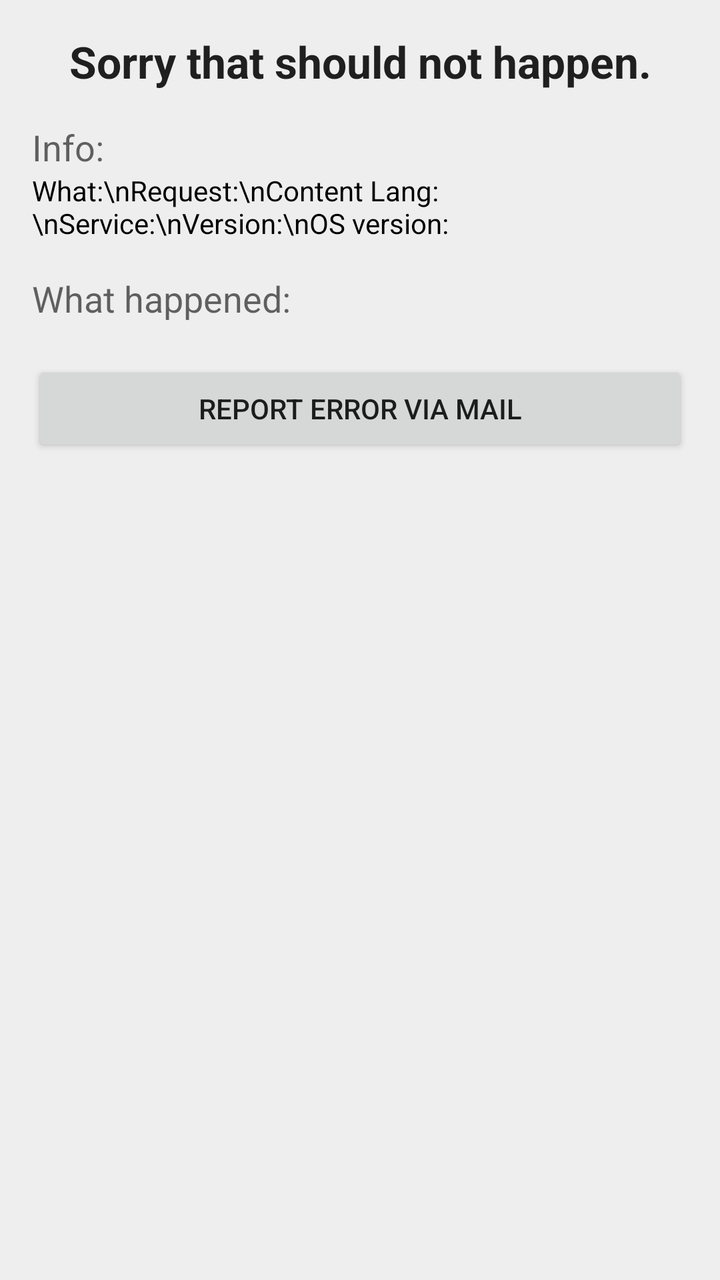
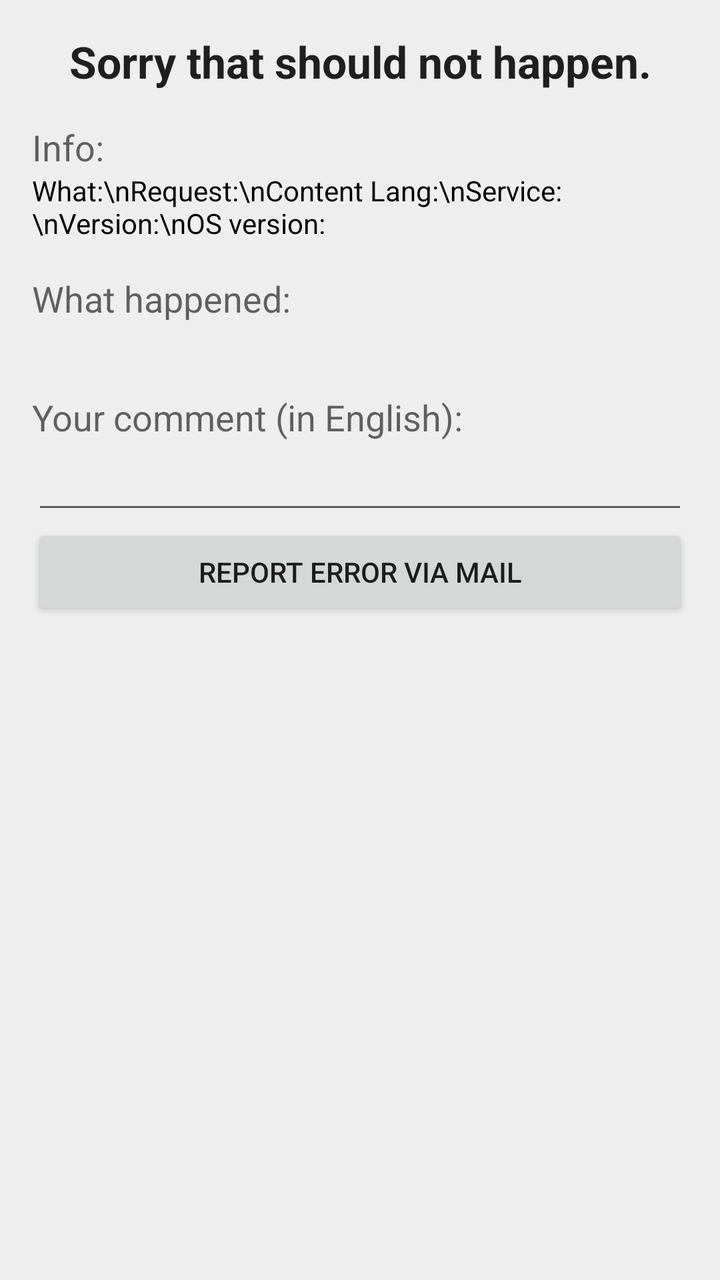

Screens rendered from an Android XML layout before and after an edit, with the pre-edit source and the edit as a unified diff.
<!-- AndroidManifest.xml: application theme AppTheme -->
<!-- res/layout/activity_error.xml -->
<?xml version="1.0" encoding="utf-8"?>
<FrameLayout xmlns:android="http://schemas.android.com/apk/res/android"
    xmlns:tools="http://schemas.android.com/tools"
    android:layout_width="match_parent"
    android:layout_height="match_parent"
    tools:context=".ErrorActivity">

    <ScrollView
        android:id="@+id/scrollView"
        android:layout_width="match_parent"
        android:layout_height="match_parent">

        <LinearLayout
            android:layout_width="match_parent"
            android:layout_height="wrap_content"
            android:orientation="vertical"
            android:paddingBottom="@dimen/activity_vertical_margin"
            android:paddingLeft="@dimen/activity_horizontal_margin"
            android:paddingRight="@dimen/activity_horizontal_margin"
            android:paddingTop="@dimen/activity_vertical_margin"
            android:focusable="true"
            android:focusableInTouchMode="true">

            <TextView
                android:id="@+id/errorSorryView"
                android:layout_width="match_parent"
                android:layout_height="wrap_content"
                android:textAppearance="?android:attr/textAppearanceLarge"
                android:gravity="center"
                android:text="@string/sorry_string"
                android:textStyle="bold" />

            <TextView
                android:id="@+id/errorDeviceHeadlineView"
                android:paddingTop="@dimen/activity_vertical_margin"
                android:layout_width="wrap_content"
                android:layout_height="wrap_content"
                android:textAppearance="?android:attr/textAppearanceMedium"
                android:text="@string/what_device_headline"/>
            
            <LinearLayout
                android:id="@+id/errorInfoLayout"
                android:layout_width="match_parent"
                android:layout_height="wrap_content"
                android:orientation="horizontal">
                
                <TextView
                    android:id="@+id/errorInfoLabelsView"
                    android:layout_weight="1"
                    android:layout_width="200dp"
                    android:layout_height="wrap_content"
                    android:textColor="@android:color/black"
                    android:text="@string/info_labels"/>

                <HorizontalScrollView
                    android:layout_weight="1"
                    android:layout_width="wrap_content"
                    android:layout_height="wrap_content">

                    <TextView
                        android:id="@+id/errorInfosView"
                        android:layout_width="wrap_content"
                        android:layout_height="wrap_content" />

                </HorizontalScrollView>

            </LinearLayout>

            <TextView
                android:id="@+id/errorWhatHappenedView"
                android:paddingTop="@dimen/activity_vertical_margin"
                android:layout_width="wrap_content"
                android:layout_height="wrap_content"
                android:textAppearance="?android:attr/textAppearanceMedium"
                android:text="@string/what_happened_headline"/>

            <HorizontalScrollView
                android:layout_width="match_parent"
                android:layout_height="wrap_content"
                android:id="@+id/horizontalScrollView"
                android:layout_gravity="center" >
                <TextView
                    android:id="@+id/errorView"
                    android:layout_width="wrap_content"
                    android:layout_height="wrap_content"
                    android:typeface="monospace"/>
            </HorizontalScrollView>

            <Button
                android:id="@+id/errorReportButton"
                android:layout_width="match_parent"
                android:layout_height="wrap_content"
                android:text="@string/error_report_button_text" />

        </LinearLayout>
    </ScrollView>

</FrameLayout>
<!-- resources referenced by this layout -->
<resources>
  <dimen name="activity_horizontal_margin">16dp</dimen>
  <dimen name="activity_vertical_margin">16dp</dimen>
  <string name="error_report_button_text">Report error via mail</string>
  <string name="info_labels">What:\\nRequest:\\nContent Lang:\\nService:\\nVersion:\\nOS version:</string>
  <string name="sorry_string">Sorry that should not happen.</string>
  <string name="what_device_headline">Info:</string>
  <string name="what_happened_headline">What happened:</string>
  <style name="AppTheme" parent="Theme.AppCompat.Light">
          <item name="android:actionBarStyle">@style/NewPipeActionbarTheme</item>
          <item name="actionBarStyle">@style/NewPipeActionbarTheme</item>
          <item name="colorPrimary">@color/light_youtube_primary_color</item>
          <item name="colorPrimaryDark">@color/light_youtube_dark_color</item>
          <item name="colorAccent">@color/light_youtube_accent_color</item>
          <item name="android:windowBackground">@color/light_background_color</item>
      </style>
  <style name="NewPipeActionbarTheme" parent="Widget.AppCompat.Light.ActionBar.Solid">
          <item name="android:displayOptions">showHome</item>
          <item name="displayOptions">showHome</item>
          <item name="android:background">@color/light_youtube_primary_color</item>
          <item name="background">@color/light_youtube_primary_color</item>
      </style>
  <color name="light_youtube_primary_color">#CD322E</color>
  <color name="light_youtube_dark_color">#BC211D</color>
  <color name="light_youtube_accent_color">#000000</color>
  <color name="light_background_color">#EEEEEE</color>
</resources>

<!-- the commit's change to res/layout/activity_error.xml (unified diff, before → after) -->
@@ -46,15 +46,14 @@
                 
                 <TextView
                     android:id="@+id/errorInfoLabelsView"
-                    android:layout_weight="1"
-                    android:layout_width="200dp"
+                    android:layout_width="wrap_content"
                     android:layout_height="wrap_content"
                     android:textColor="@android:color/black"
                     android:text="@string/info_labels"/>
 
                 <HorizontalScrollView
-                    android:layout_weight="1"
-                    android:layout_width="wrap_content"
+                    android:paddingLeft="16dp"
+                    android:layout_width="fill_parent"
                     android:layout_height="wrap_content">
 
                     <TextView
@@ -86,6 +85,19 @@
                     android:typeface="monospace"/>
             </HorizontalScrollView>
 
+            <TextView
+                android:id="@+id/errorYourComment"
+                android:paddingTop="@dimen/activity_vertical_margin"
+                android:layout_width="wrap_content"
+                android:layout_height="wrap_content"
+                android:textAppearance="?android:attr/textAppearanceMedium"
+                android:text="@string/your_comment"/>
+
+            <EditText
+                android:id="@+id/errorCommentBox"
+                android:layout_width="match_parent"
+                android:layout_height="wrap_content"/>
+
             <Button
                 android:id="@+id/errorReportButton"
                 android:layout_width="match_parent"
<!-- resource entries referenced after the edit -->
@@ -7,6 +7,7 @@
   <string name="sorry_string">Sorry that should not happen.</string>
   <string name="what_device_headline">Info:</string>
   <string name="what_happened_headline">What happened:</string>
+  <string name="your_comment">Your comment (in English):</string>
   <style name="AppTheme" parent="Theme.AppCompat.Light">
           <item name="android:actionBarStyle">@style/NewPipeActionbarTheme</item>
           <item name="actionBarStyle">@style/NewPipeActionbarTheme</item>
